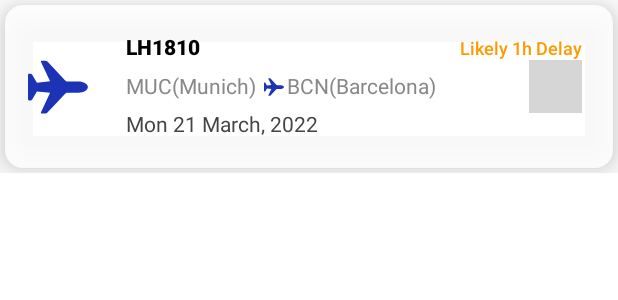
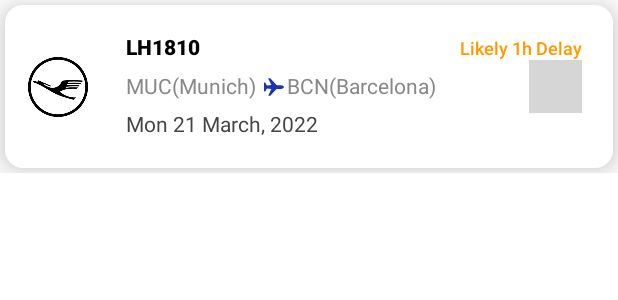
Before and after one commit to cs446-group18/project, an Android app built with Jetpack Compose: the @Preview function PreviewSavedFlightCard, on a phone screen of 412 x 824 dp. Shown: the top 300 px of the screen. Run offline under Robolectric (Android 15) with nearby library versions, the phone set to English and light mode, and no system bars; 1 statement that could not run was skipped; grey boxes are pictures that could not be loaded.

Commit message:
styling card color

```diff
--- a/app/src/main/java/com/cs446group18/delaywise/ui/components/SavedFlightCard.kt
+++ b/app/src/main/java/com/cs446group18/delaywise/ui/components/SavedFlightCard.kt
@@ -49,7 +49,7 @@ fun SavedFlightCard(flightData: HomeViewModel.Flight) {
     Card(
         elevation = CardDefaults.cardElevation(15.dp),
         shape = RoundedCornerShape(size = 12.dp),
-        colors = CardDefaults.cardColors(containerColor = Color.White.copy(alpha = 0.85F)),
+        colors = CardDefaults.cardColors(containerColor = Color.White),
         modifier = Modifier
             .fillMaxWidth()
             .padding(3.dp)
@@ -164,7 +164,7 @@ fun SavedFlightCard(flightData: HomeViewModel.Flight) {
 fun PreviewSavedFlightCard() = SavedFlightCard(
     flightData = HomeViewModel.Flight(
         "LH1810",
-        "Lufthansa",
+        "LH",
         "Likely 1h Delay",
         DelayType.LIKELY,
         "MUC(Munich)",
```
